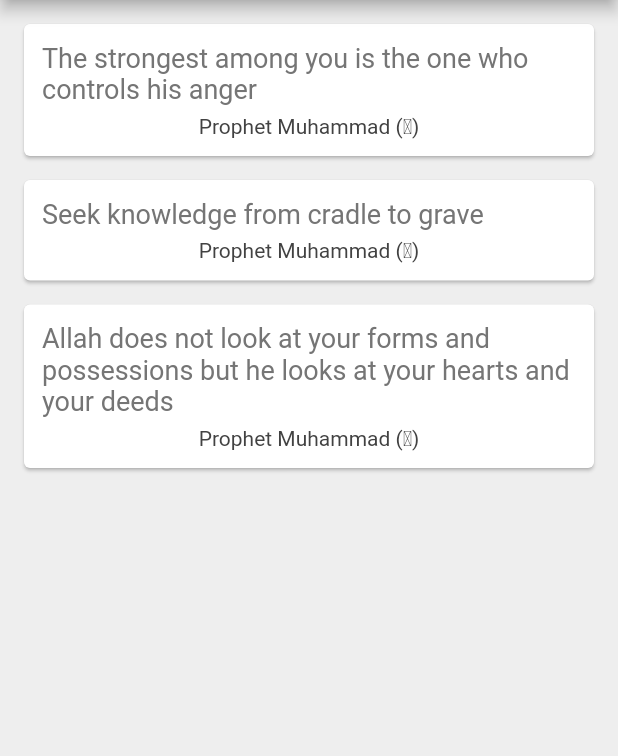
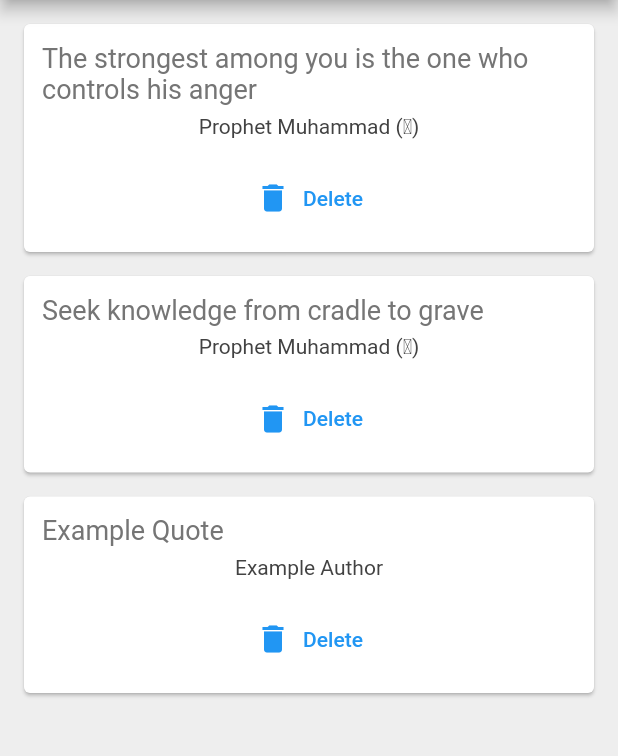
Before and after one commit to ammar629/quotes, a Flutter app: the screen it shows after launch, on a phone screen of 412 x 824 dp, the part 84-840 px from its top. Run offline on Flutter 3.47's test engine with Material 2 defaults, Android fonts, the phone set to English and light mode, and no system bars.

Commit message:
Added Icon in QuoteCard
* Added a button to enable quote deletion

```diff
--- a/lib/main.dart
+++ b/lib/main.dart
@@ -24,10 +24,11 @@ class _QuoteListState extends State<QuoteList> {
     Quote(
         text: 'Seek knowledge from cradle to grave',
         author: 'Prophet Muhammad (ﷺ)'),
-    Quote(
+    /*Quote(
         text:
             'Allah does not look at your forms and possessions but he looks at your hearts and your deeds',
-        author: 'Prophet Muhammad (ﷺ)'),
+        author: 'Prophet Muhammad (ﷺ)'),*/
+    Quote(text: 'Example Quote', author: 'Example Author'),
   ];
 
   @override
--- a/lib/quote_card.dart
+++ b/lib/quote_card.dart
@@ -11,9 +11,8 @@ class QuoteCard extends StatelessWidget {
       margin: const EdgeInsets.fromLTRB(16, 16, 16, 0),
       child: Padding(
         padding: const EdgeInsets.all(12.0),
-        child: Column(
-          crossAxisAlignment: CrossAxisAlignment.stretch,
-          children: [
+        child:
+            Column(crossAxisAlignment: CrossAxisAlignment.stretch, children: [
           Text(
             quote.text,
             style: TextStyle(
@@ -31,7 +30,15 @@ class QuoteCard extends StatelessWidget {
               color: Colors.grey[800],
             ),
             textAlign: TextAlign.center,
-          )
+          ),
+          const SizedBox(
+            height: 16,
+          ),
+          TextButton.icon(
+            onPressed: (() {}),
+            icon: const Icon(Icons.delete),
+            label: const Text('Delete'),
+          ),
         ]),
       ),
     );
```
